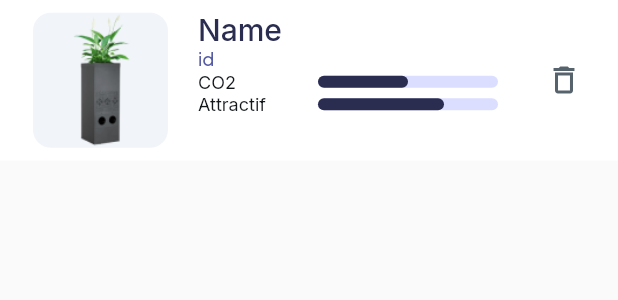
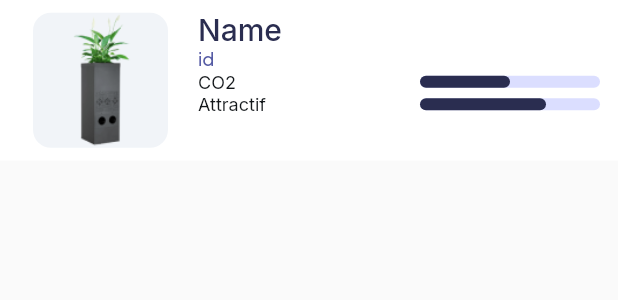
Before and after one commit to NourJadiri/anti_moustique_ff, a Flutter app: the DeviceWidget widget shown alone on an empty page, opened directly with empty values, on a phone screen of 412 x 824 dp. Shown: the top 300 px of the screen. Run offline on Flutter 3.47's test engine with Material 3 defaults, Android fonts, the phone set to English and light mode, and no system bars; drawn by our look-alikes of auto_size_text, percent_indicator; our stand-ins replace flutter_blue_plus, flutter_local_notifications, flutter_slidable, font_awesome_flutter, from_css_color, go_router and 5 more; missing offline and left inert: flutter_barcode_scanner, json_path; accounts and stored records are empty.

Commit message:
Slidable deleting for device list

```diff
--- a/lib/components/device_widget.dart
+++ b/lib/components/device_widget.dart
@@ -5,6 +5,7 @@ import 'package:flutter/material.dart';
 import 'package:percent_indicator/percent_indicator.dart';
 import 'device_model.dart';
 export 'device_model.dart';
+import 'package:flutter_slidable/flutter_slidable.dart';
 
 class DeviceWidget extends StatefulWidget {
   const DeviceWidget({
@@ -53,8 +54,26 @@ class _DeviceWidgetState extends State<DeviceWidget> {
 
   @override
   Widget build(BuildContext context) {
-    return Container(
-      width: MediaQuery.sizeOf(context).width * 1.0,
+    return Dismissible(
+        key: Key(
+            widget.deviceID), // Utilisez l'ID de l'appareil comme clé unique
+        background: Container(
+          color: Colors.red, // Couleur de fond lors du swipe
+          alignment: Alignment.centerRight, // Positionne l'icône à droite
+          padding:
+              EdgeInsets.only(right: 20.0), // Espace entre l'icône et le bord
+          child: Icon(Icons.delete, color: Colors.white), // Icône de poubelle
+        ),
+        direction: DismissDirection
+            .endToStart, // Autorise le swipe de droite à gauche uniquement
+        onDismissed: (direction) {
+          // Gérez ici la suppression de l'élément
+          FFAppState().update(() {
+            FFAppState().removeAtIndexFromDeviceList(widget.index!);
+          });
+        },
+        child: Container(
+          width: MediaQuery.of(context).size.width * 1.0,
           height: 107.0,
           decoration: BoxDecoration(
             color: FlutterFlowTheme.of(context).secondaryBackground,
@@ -95,7 +114,8 @@ class _DeviceWidgetState extends State<DeviceWidget> {
                           maxChars: 20,
                           replacement: '…',
                         ),
-                    style: FlutterFlowTheme.of(context).headlineSmall.override(
+                        style:
+                            FlutterFlowTheme.of(context).headlineSmall.override(
                                   fontFamily: 'Inter',
                                   color: const Color(0xFF2A2D50),
                                   fontSize: 20.0,
@@ -103,10 +123,12 @@ class _DeviceWidgetState extends State<DeviceWidget> {
                                 ),
                       ),
                       Padding(
-                    padding: const EdgeInsetsDirectional.fromSTEB(0.0, .0, 0.0, 0.0),
+                        padding: const EdgeInsetsDirectional.fromSTEB(
+                            0.0, .0, 0.0, 0.0),
                         child: Text(
                           widget.deviceID,
-                      style: FlutterFlowTheme.of(context).bodySmall.override(
+                          style:
+                              FlutterFlowTheme.of(context).bodySmall.override(
                                     fontFamily: 'Plus Jakarta Sans',
                                     color: const Color(0xFF555BA4),
                                     fontSize: 12.0,
@@ -115,7 +137,8 @@ class _DeviceWidgetState extends State<DeviceWidget> {
                         ),
                       ),
                       Padding(
-                    padding: const EdgeInsetsDirectional.fromSTEB(0.0, 0.0, 0.0, 0.0),
+                        padding: const EdgeInsetsDirectional.fromSTEB(
+                            0.0, 0.0, 0.0, 0.0),
                         child: Row(
                           mainAxisSize: MainAxisSize.max,
                           mainAxisAlignment: MainAxisAlignment.spaceBetween,
@@ -151,7 +174,8 @@ class _DeviceWidgetState extends State<DeviceWidget> {
                         ),
                       ),
                       Padding(
-                    padding: const EdgeInsetsDirectional.fromSTEB(0.0, 0.0, 0.0, 0.0),
+                        padding: const EdgeInsetsDirectional.fromSTEB(
+                            0.0, 0.0, 0.0, 0.0),
                         child: Row(
                           mainAxisSize: MainAxisSize.max,
                           mainAxisAlignment: MainAxisAlignment.spaceBetween,
@@ -188,28 +212,11 @@ class _DeviceWidgetState extends State<DeviceWidget> {
                     ],
                   ),
                 ),
-            Padding(
-              padding: const EdgeInsets.all(12.0),
-              child: InkWell(
-                splashColor: Colors.transparent,
-                focusColor: Colors.transparent,
-                hoverColor: Colors.transparent,
-                highlightColor: Colors.transparent,
-                onTap: () async {
-                  FFAppState().update(() {
-                    FFAppState().removeAtIndexFromDeviceList(widget.index!);
-                  });
-                },
-                child: Icon(
-                  Icons.delete_outlined,
-                  color: FlutterFlowTheme.of(context).secondaryText,
-                  size: 24.0,
+              ]
+                  .divide(const SizedBox(width: 20.0))
+                  .addToStart(const SizedBox(width: 10.0)),
             ),
           ),
-            ),
-          ].divide(const SizedBox(width: 20.0)).addToStart(const SizedBox(width: 10.0)),
-        ),
-      ),
-    );
+        ));
   }
 }
```
Lines whose indentation alone changed are shown as unchanged.
